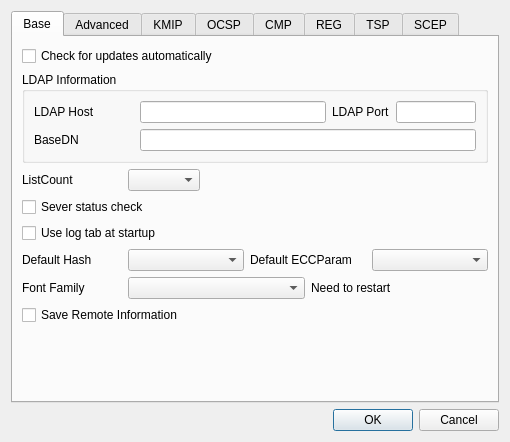
Before: the Qt Designer form CertMan/settings_dlg.ui in jykim74/CertMan, drawn with Qt 5.
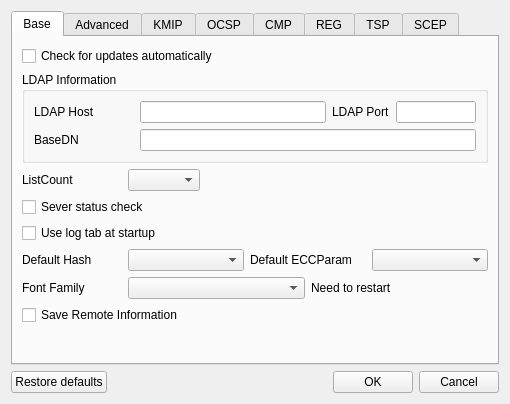
After: the same form once the commit is applied. The open tabs and pages were chosen to show the change.

Diff of the .ui file:
```diff
--- a/CertMan/settings_dlg.ui
+++ b/CertMan/settings_dlg.ui
@@ -7,7 +7,7 @@
     <x>0</x>
     <y>0</y>
     <width>510</width>
-    <height>442</height>
+    <height>404</height>
    </rect>
   </property>
   <property name="windowTitle">
@@ -1204,14 +1204,45 @@
     </widget>
    </item>
    <item>
-    <widget class="QDialogButtonBox" name="buttonBox">
-     <property name="orientation">
-      <enum>Qt::Horizontal</enum>
+    <layout class="QGridLayout" name="gridLayout_31">
+     <property name="topMargin">
+      <number>0</number>
      </property>
-     <property name="standardButtons">
-      <set>QDialogButtonBox::Cancel|QDialogButtonBox::Ok</set>
-     </property>
-    </widget>
+     <item row="0" column="2">
+      <widget class="QPushButton" name="mOKBtn">
+       <property name="text">
+        <string>OK</string>
+       </property>
+      </widget>
+     </item>
+     <item row="0" column="0">
+      <widget class="QPushButton" name="mRestoreDefautsBtn">
+       <property name="text">
+        <string>Restore defaults</string>
+       </property>
+      </widget>
+     </item>
+     <item row="0" column="3">
+      <widget class="QPushButton" name="mCancelBtn">
+       <property name="text">
+        <string>Cancel</string>
+       </property>
+      </widget>
+     </item>
+     <item row="0" column="1">
+      <spacer name="horizontalSpacer_4">
+       <property name="orientation">
+        <enum>Qt::Horizontal</enum>
+       </property>
+       <property name="sizeHint" stdset="0">
+        <size>
+         <width>40</width>
+         <height>20</height>
+        </size>
+       </property>
+      </spacer>
+     </item>
+    </layout>
    </item>
   </layout>
  </widget>
```
Left out of the diff: 37 changed lines with no effect on the pictures.
